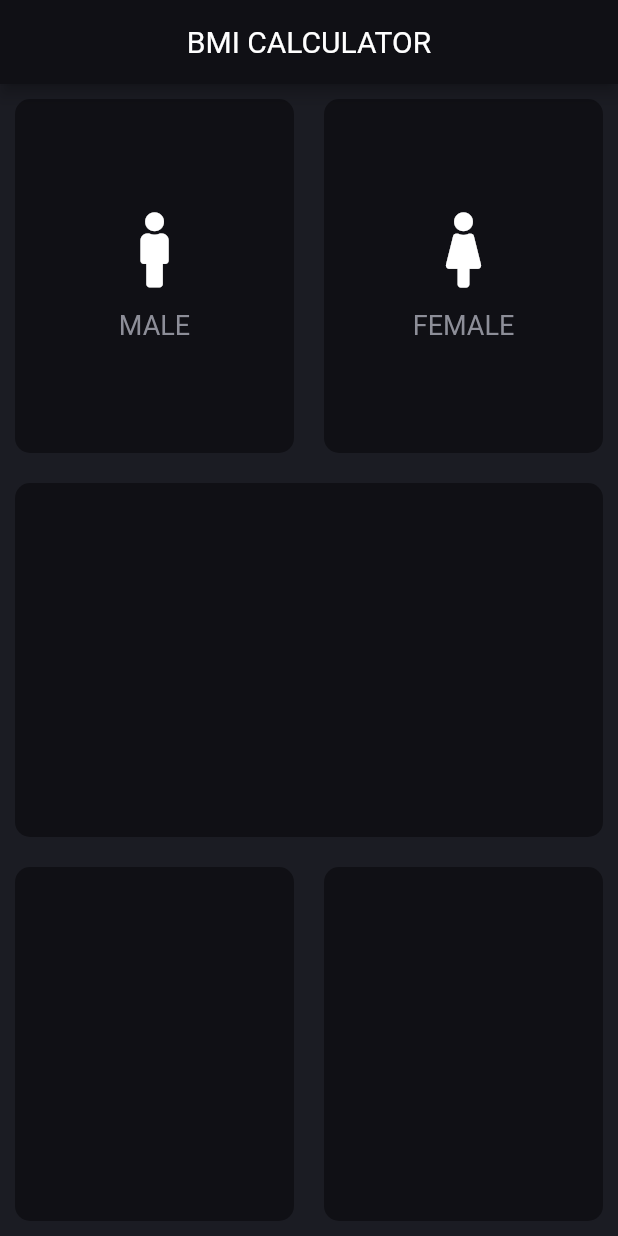
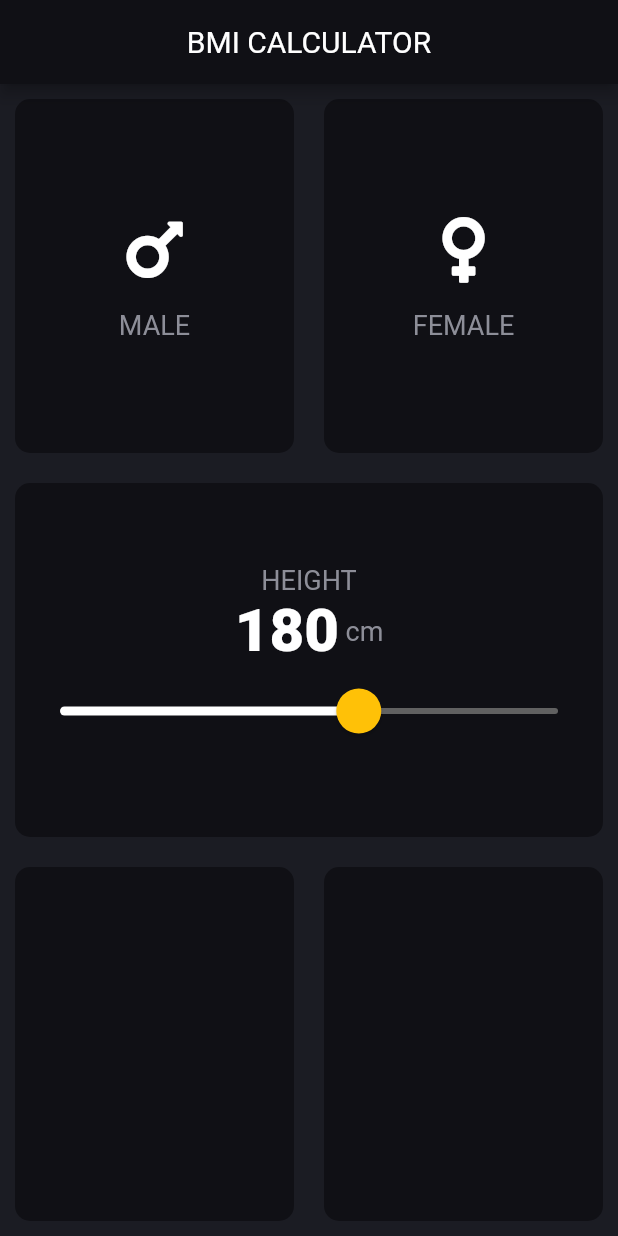
Before and after one commit to avajiyo/bmi-calculator, a Flutter app: the screen it shows after launch, on a phone screen of 412 x 824 dp. Run offline on Flutter 3.47's test engine with Material 2 defaults, Android fonts, the phone set to English and light mode, and no system bars; our stand-ins replace font_awesome_flutter.

Commit message:
Added 'Height' Slider, Customized SliderTheme is added to main.dart

```diff
--- a/lib/card_child.dart
+++ b/lib/card_child.dart
@@ -1,4 +1,5 @@
 import 'package:flutter/material.dart';
+import 'constants.dart';
 
 class CardChild extends StatelessWidget {
   CardChild({@required this.text, this.icon});
@@ -14,7 +15,7 @@ class CardChild extends StatelessWidget {
         children: <Widget>[
           Icon(icon, size: 50),
           SizedBox(height: 15),
-          Text(text, style: TextStyle(fontSize: 18, color: Color(0xFF8D8E98)))
+          Text(text, style: kLetterFontStyle)
         ],
       ),
     );
--- /dev/null
+++ b/lib/constants.dart
@@ -0,0 +1,12 @@
+import 'package:flutter/material.dart';
+
+const kCardColor = Color(0xFF101015);
+const kHeadingStyle = TextStyle(
+  color: Colors.white,
+  fontWeight: FontWeight.normal,
+  fontSize: 20,
+);
+const kNormalCardColour = Color(0xFF101015);
+const kPressedCardColour = Colors.amber;
+const kNumberFontStyle = TextStyle(fontSize: 40, fontWeight: FontWeight.w900);
+const kLetterFontStyle = TextStyle(fontSize: 18, color: Color(0xFF8D8E98));
--- a/lib/input_page.dart
+++ b/lib/input_page.dart
@@ -3,15 +3,7 @@ import 'package:flutter/services.dart';
 import 'package:font_awesome_flutter/font_awesome_flutter.dart';
 import 'reusable_card.dart';
 import 'card_child.dart';
-
-const cardColor = Color(0xFF101015);
-const headingStyle = TextStyle(
-  color: Colors.white,
-  fontWeight: FontWeight.normal,
-  fontSize: 20,
-);
-const normalCardColour = Color(0xFF101015);
-const pressedCardColour = Colors.amber;
+import 'constants.dart';
 
 class MyHomePage extends StatefulWidget {
   MyHomePage({Key key, this.title}) : super(key: key);
@@ -26,6 +18,7 @@ enum Gender { male, female }
 
 class _MyHomePageState extends State<MyHomePage> {
   Gender selectedGender;
+  int height = 180;
 
   @override
   Widget build(BuildContext context) {
@@ -34,11 +27,12 @@ class _MyHomePageState extends State<MyHomePage> {
           title: Center(
             child: Text(
               'BMI CALCULATOR',
-              style: headingStyle,
+              style: kHeadingStyle,
             ),
           ),
         ),
         body: Column(
+          crossAxisAlignment: CrossAxisAlignment.stretch,
           children: [
             Expanded(
               child: Row(
@@ -51,10 +45,10 @@ class _MyHomePageState extends State<MyHomePage> {
                           });
                         },
                         colour: selectedGender == Gender.male
-                            ? pressedCardColour
-                            : normalCardColour,
+                            ? kPressedCardColour
+                            : kNormalCardColour,
                         cardChild: CardChild(
-                            icon: FontAwesomeIcons.male, text: 'MALE')),
+                            icon: FontAwesomeIcons.mars, text: 'MALE')),
                   ),
                   Expanded(
                     child: ReusableCard(
@@ -64,20 +58,46 @@ class _MyHomePageState extends State<MyHomePage> {
                           });
                         },
                         colour: selectedGender == Gender.female
-                            ? pressedCardColour
-                            : normalCardColour,
+                            ? kPressedCardColour
+                            : kNormalCardColour,
                         cardChild: CardChild(
-                            icon: FontAwesomeIcons.female, text: 'FEMALE')),
+                            icon: FontAwesomeIcons.venus, text: 'FEMALE')),
                   ),
                 ],
               ),
             ),
-            Expanded(child: ReusableCard(colour: cardColor)),
+            Expanded(
+                child: ReusableCard(
+              colour: kCardColor,
+              cardChild: Column(
+                mainAxisAlignment: MainAxisAlignment.center,
+                children: [
+                  Text("HEIGHT", style: kLetterFontStyle),
+                  Row(
+                    mainAxisAlignment: MainAxisAlignment.center,
+                    children: [
+                      Text(height.toString(), style: kNumberFontStyle),
+                      Text(" cm", style: kLetterFontStyle),
+                    ],
+                    textBaseline: TextBaseline.alphabetic,
+                  ),
+                  Slider(
+                      value: height.toDouble(),
+                      min: 120,
+                      max: 220,
+                      onChanged: (double output) {
+                        setState(() {
+                          height = output.round();
+                        });
+                      }),
+                ],
+              ),
+            )),
             Expanded(
               child: Row(
                 children: [
-                  Expanded(child: ReusableCard(colour: cardColor)),
-                  Expanded(child: ReusableCard(colour: cardColor)),
+                  Expanded(child: ReusableCard(colour: kCardColor)),
+                  Expanded(child: ReusableCard(colour: kCardColor)),
                 ],
               ),
             ),
--- a/lib/main.dart
+++ b/lib/main.dart
@@ -11,6 +11,14 @@ class BMICalculator extends StatelessWidget {
     return MaterialApp(
       title: 'BMI Calculator',
       theme: ThemeData.dark().copyWith(
+          sliderTheme: SliderTheme.of(context).copyWith(
+            activeTrackColor: Colors.white,
+            inactiveTrackColor: Colors.grey[700],
+            thumbColor: Colors.amber,
+            overlayColor: Color(0x23FFECB3),
+            thumbShape: RoundSliderThumbShape(enabledThumbRadius: 15),
+            overlayShape: RoundSliderOverlayShape(overlayRadius: 30),
+          ),
           primaryColor: Color(0xFF101015),
           scaffoldBackgroundColor: Color(0xFF1B1C23)),
       home: MyHomePage(title: 'Flutter Demo Home Page'),
```
